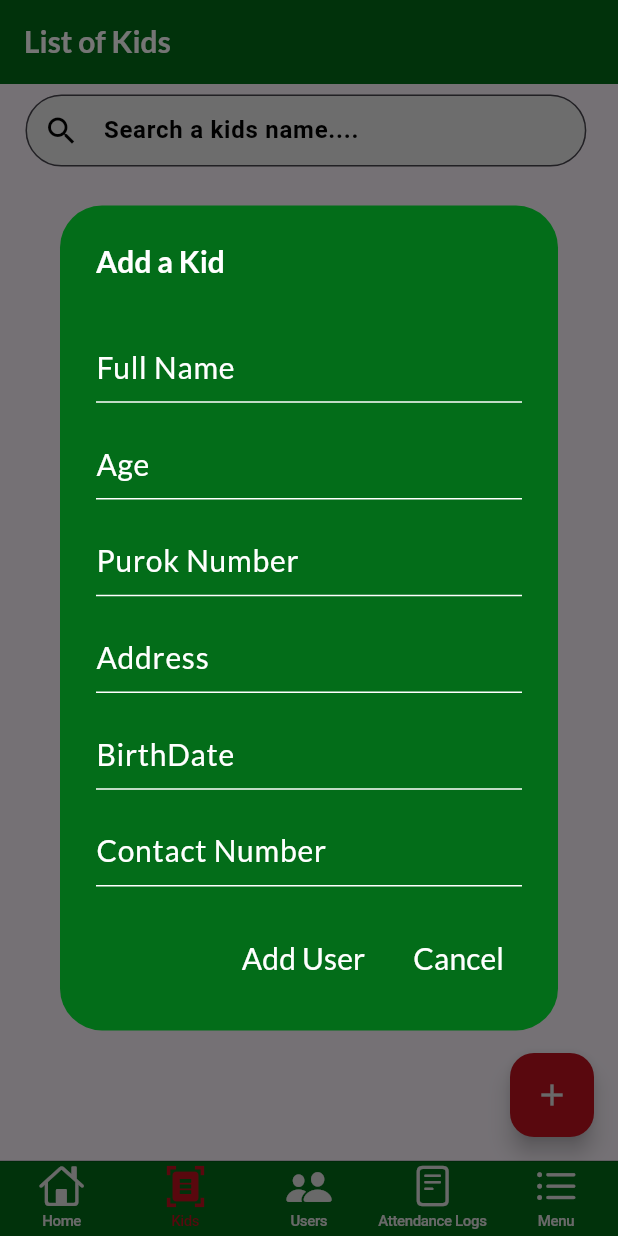
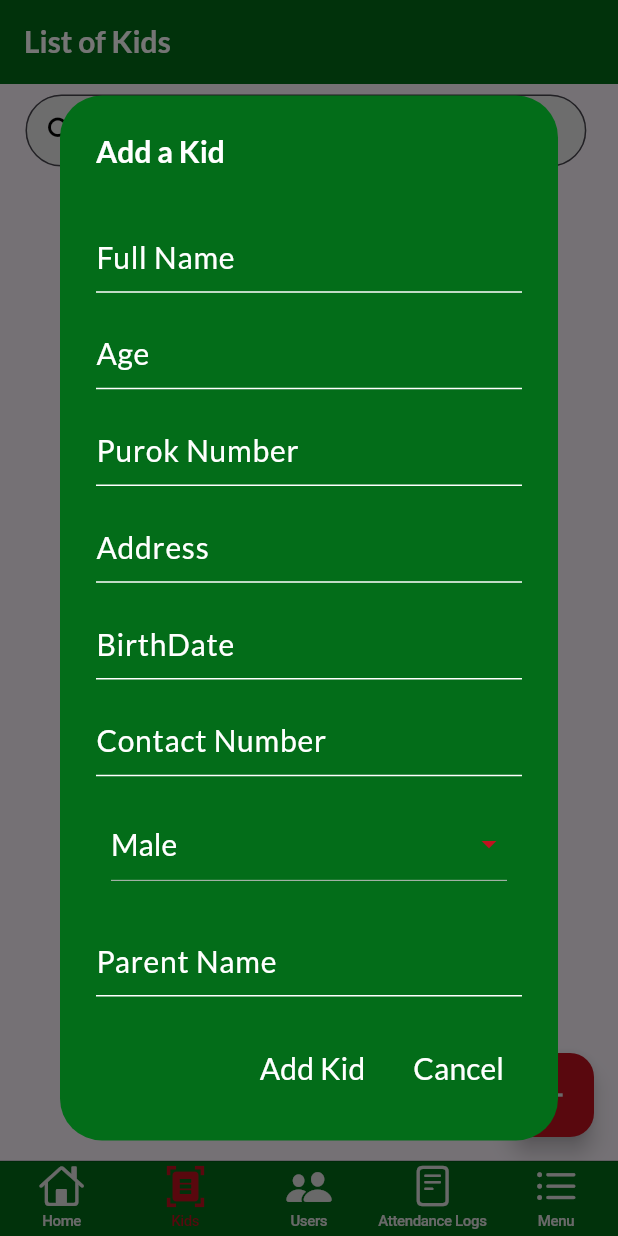
Before and after one commit to WenDEVLIFE/kapatidsync, a Flutter app: the screen it shows after launch, item 2 of the bottom bar chosen, after a tap on the "add" icon, on a phone screen of 412 x 824 dp. Run offline on Flutter 3.47's test engine with Material 3 defaults, Android fonts, the phone set to English and light mode, and no system bars; our stand-ins replace cloud_firestore, firebase_auth, firebase_core, fluttertoast, shared_preferences, sn_progress_dialog; accounts and stored records are empty; Roboto replaces fonts that are missing (LeagueSpartan).

Commit message:
Added KidModel.dart and added gender and parentname 👌

```diff
--- a/lib/src/ViewModel/KidViewModel.dart
+++ b/lib/src/ViewModel/KidViewModel.dart
@@ -9,12 +9,22 @@ class KidViewModel extends ChangeNotifier {
   final TextEditingController contactController = TextEditingController();
   final TextEditingController birthdateController = TextEditingController();
   final TextEditingController addressController = TextEditingController();
+  final TextEditingController parentNameController = TextEditingController();
+
+  var genderList = ['Male', 'Female'];
+  var selectedGender ='Male';
 
   void filterUser(String query) {
 
   }
 
+  void setGender(String? value) {
+    selectedGender = value!;
+    notifyListeners();
+  }
+
   // TODO : implement add kid to the database
 
 
+
 }
--- a/lib/src/ViewModel/UserViewModel.dart
+++ b/lib/src/ViewModel/UserViewModel.dart
@@ -1,4 +1,3 @@
-import 'package:firebase_auth/firebase_auth.dart';
 import 'package:flutter/cupertino.dart';
 import 'package:flutter/material.dart';
 import 'package:kapatidsync/src/Repositoryy/UserRepository.dart';
@@ -156,6 +155,7 @@ class UserViewModel extends ChangeNotifier {
     });
   }
 
+      // TODO: Add user to firebase
 
   // Filtered Search
   void filterUser(String query) {
--- a/lib/src/config/SessionUtils.dart
+++ b/lib/src/config/SessionUtils.dart
@@ -1,3 +1,4 @@
+// TODO : Added session functions
 import 'package:shared_preferences/shared_preferences.dart';
 
 class SessionUtils {
--- a/lib/src/widget/AddKidDialog.dart
+++ b/lib/src/widget/AddKidDialog.dart
@@ -167,6 +167,85 @@ class AddKidDialog extends StatelessWidget {
                 ),
               ),
             ),
+            SizedBox(height: screenHeight * 0.02),
+            Container(
+              width: screenWidth * 0.9,
+              height: screenHeight * 0.08,
+              decoration: BoxDecoration(
+                color: Colors.transparent,
+              ),
+              padding: const EdgeInsets.symmetric(horizontal:  10, vertical:  5),
+              child: Theme(
+                data: Theme.of(context).copyWith(
+                    canvasColor: ColorUtils.secondaryColor
+                ),
+                child: DropdownButton<String>(
+                  value: viewModel.selectedGender,
+                  items: viewModel.genderList.map<DropdownMenuItem<String>>((String value){
+                    return DropdownMenuItem(
+                      value: value,
+                      child: Text(
+                        value,
+                        style: const TextStyle(color: Colors.white ,
+                            fontFamily: 'Lato' ,
+                            fontSize: 20 ,
+                            fontWeight: FontWeight.w400
+                        ),
+                      ),
+                    );
+                  }).toList(),
+                  onChanged: (String? value) {
+                    viewModel.setGender(value);
+                  },
+                  dropdownColor: ColorUtils.primaryColor,
+                  iconEnabledColor: ColorUtils.accentColor,
+                  style:  const TextStyle(color: Colors.white ,
+                      fontFamily: 'Lato' ,
+                      fontSize: 20 ,
+                      fontWeight: FontWeight.w400
+                  ),
+                  selectedItemBuilder: (BuildContext context){
+                    return viewModel.genderList.map<Widget>((String item){
+                      return Align(
+                        alignment: Alignment.centerLeft,
+                        child: Text(item,
+                          style: const TextStyle(color: Colors.white ,
+                              fontFamily: 'Lato' ,
+                              fontSize: 20 ,
+                              fontWeight: FontWeight.w400
+                          ),
+                        ),
+                      );
+                    }).toList();
+                  },
+                  isExpanded: true,
+                  alignment: Alignment.bottomLeft,
+
+                ),
+              ),
+            ),
+            SizedBox(height: screenHeight * 0.02),
+            Container(
+              width: screenWidth * 0.8,
+              child: TextField(
+                controller: viewModel.parentNameController,
+                keyboardType: TextInputType.number,
+                style: const TextStyle(color: Colors.white),
+                decoration: const InputDecoration(
+                  hintText: 'Parent Name',
+                  hintStyle: TextStyle(color: Colors.white ,
+                      fontFamily: 'Lato' ,
+                      fontSize: 20 ,
+                      fontWeight: FontWeight.w400),
+                  enabledBorder: UnderlineInputBorder(
+                    borderSide: BorderSide(color: Colors.white),
+                  ),
+                  focusedBorder: UnderlineInputBorder(
+                    borderSide: BorderSide(color: Colors.white),
+                  ),
+                ),
+              ),
+            ),
           ],
         ),
       ),
@@ -186,11 +265,9 @@ class AddKidDialog extends StatelessWidget {
             }finally{
               pd.close();
             }
-
-
             */
           },
-          child: Text("Add User",
+          child: Text("Add Kid",
             style: const TextStyle(color: Colors.white ,
                 fontFamily: 'Lato' ,
                 fontSize: 20 ,
--- a/lib/src/widget/AddUserDialog.dart
+++ b/lib/src/widget/AddUserDialog.dart
@@ -13,7 +13,6 @@ class AddUserDialog extends StatelessWidget {
     double screenWidth = MediaQuery.of(context).size.width;
     double screenHeight = MediaQuery.of(context).size.height;
 
-    // TODO: implement build
     return AlertDialog(
       backgroundColor: ColorUtils.primaryColor,
       title: const Text("Add User"
```
Also changed, not shown: lib/src/model/KidModel.dart (added, +34 -0 lines).
